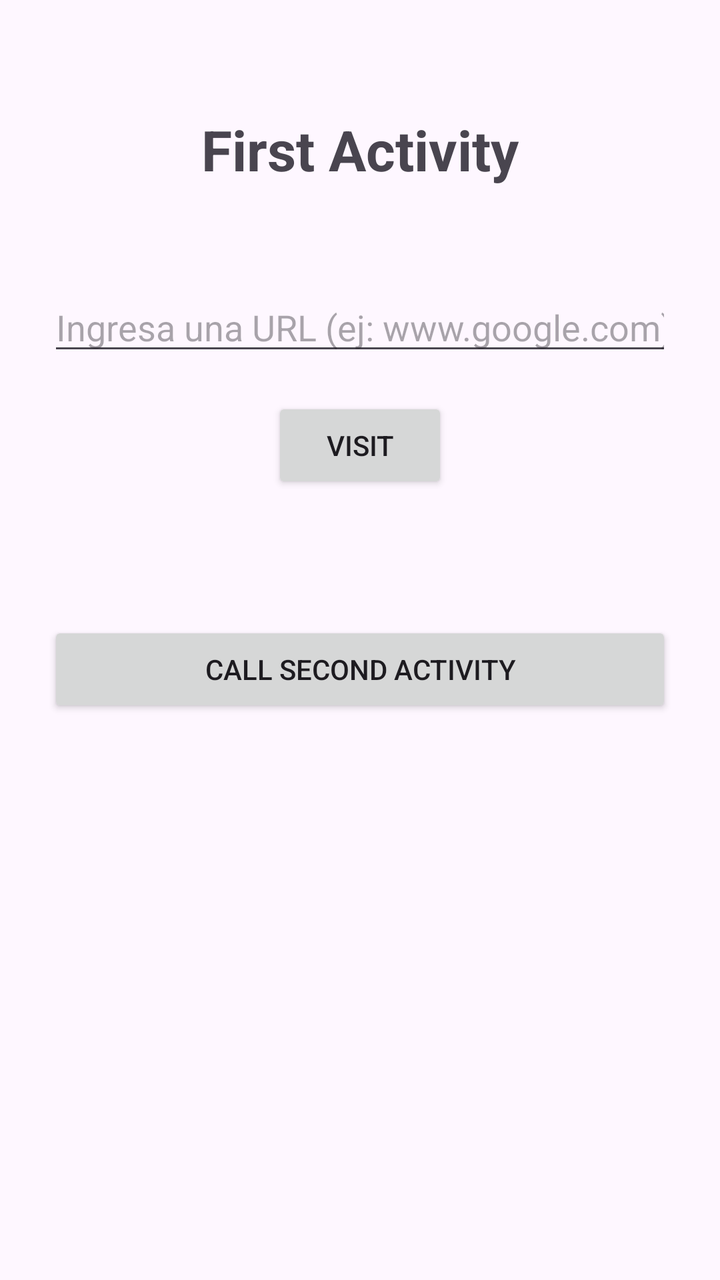
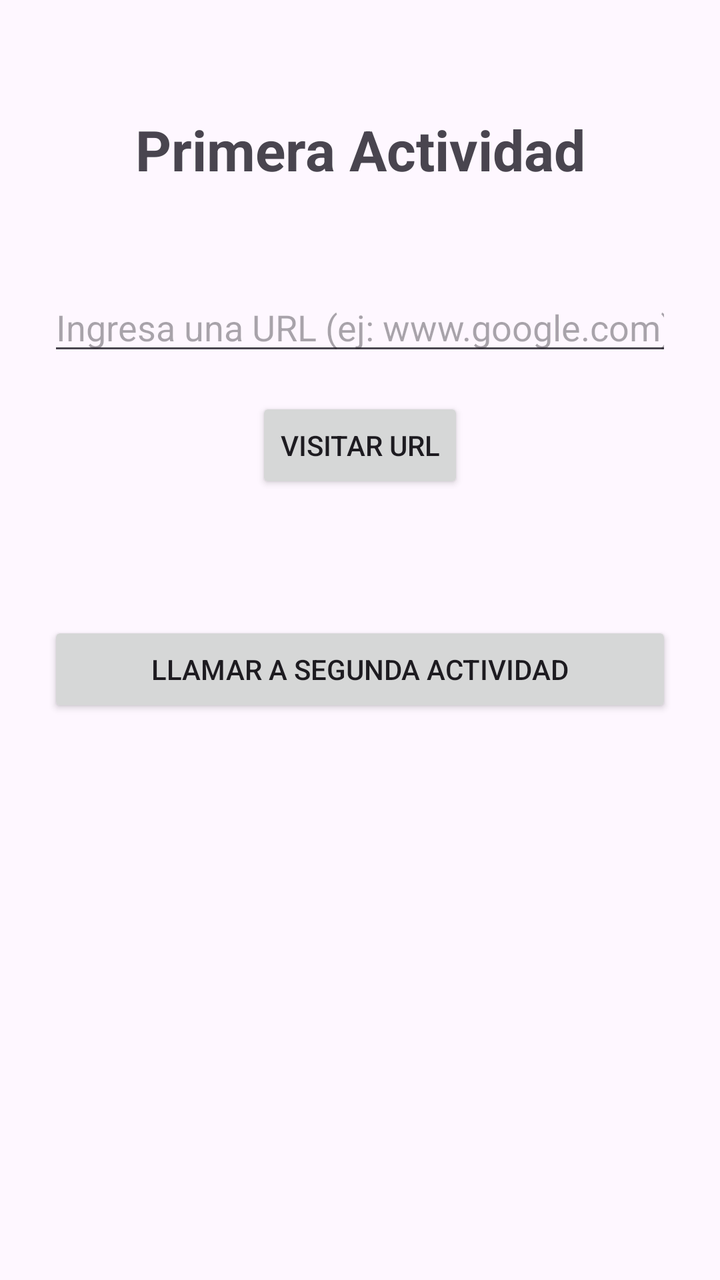

Two renders of the same Android screen: before a commit and after it. Below are the layout's source before the change and the commit's diff.
<!-- AndroidManifest.xml: application theme Theme.IntentDemo -->
<!-- res/layout/activity_main.xml -->
<?xml version="1.0" encoding="utf-8"?>
<androidx.constraintlayout.widget.ConstraintLayout
    xmlns:android="http://schemas.android.com/apk/res/android"
    xmlns:app="http://schemas.android.com/apk/res-auto"
    xmlns:tools="http://schemas.android.com/tools"
    android:layout_width="match_parent"
    android:layout_height="match_parent"
    android:padding="24dp"
    tools:context=".MainActivity">

    <TextView
        android:id="@+id/tvFirstActivity"
        android:layout_width="wrap_content"
        android:layout_height="wrap_content"
        android:text="First Activity"
        android:textSize="28sp"
        android:textStyle="bold"
        app:layout_constraintTop_toTopOf="parent"
        app:layout_constraintStart_toStartOf="parent"
        app:layout_constraintEnd_toEndOf="parent"
        android:layout_marginTop="32dp" />

    <EditText
        android:id="@+id/etUrl"
        android:layout_width="0dp"
        android:layout_height="wrap_content"
        android:hint="Ingresa una URL (ej: www.google.com)"
        android:inputType="textUri"
        android:layout_marginTop="48dp"
        app:layout_constraintTop_toBottomOf="@id/tvFirstActivity"
        app:layout_constraintStart_toStartOf="parent"
        app:layout_constraintEnd_toEndOf="parent" />

    <Button
        android:id="@+id/btnVisit"
        android:layout_width="wrap_content"
        android:layout_height="wrap_content"
        android:text="Visit"
        android:layout_marginTop="16dp"
        app:layout_constraintTop_toBottomOf="@id/etUrl"
        app:layout_constraintStart_toStartOf="parent"
        app:layout_constraintEnd_toEndOf="parent" />

    <Button
        android:id="@+id/btnCallSecond"
        android:layout_width="match_parent"
        android:layout_height="wrap_content"
        android:text="Call second activity"
        android:layout_marginTop="64dp"
        app:layout_constraintTop_toBottomOf="@id/btnVisit"
        app:layout_constraintStart_toStartOf="parent"
        app:layout_constraintEnd_toEndOf="parent" />

</androidx.constraintlayout.widget.ConstraintLayout>
<!-- resources referenced by this layout -->
<resources>
  <style name="Theme.IntentDemo" parent="Base.Theme.IntentDemo" />
  <style name="Base.Theme.IntentDemo" parent="Theme.Material3.DayNight.NoActionBar">
      </style>
</resources>

<!-- the commit's change to res/layout/activity_main.xml (unified diff, before → after) -->
@@ -12,7 +12,7 @@
         android:id="@+id/tvFirstActivity"
         android:layout_width="wrap_content"
         android:layout_height="wrap_content"
-        android:text="First Activity"
+        android:text="@string/first_activity_title"
         android:textSize="28sp"
         android:textStyle="bold"
         app:layout_constraintTop_toTopOf="parent"
@@ -24,7 +24,7 @@
         android:id="@+id/etUrl"
         android:layout_width="0dp"
         android:layout_height="wrap_content"
-        android:hint="Ingresa una URL (ej: www.google.com)"
+        android:hint="@string/url_hint"
         android:inputType="textUri"
         android:layout_marginTop="48dp"
         app:layout_constraintTop_toBottomOf="@id/tvFirstActivity"
@@ -35,7 +35,7 @@
         android:id="@+id/btnVisit"
         android:layout_width="wrap_content"
         android:layout_height="wrap_content"
-        android:text="Visit"
+        android:text="@string/visit_button"
         android:layout_marginTop="16dp"
         app:layout_constraintTop_toBottomOf="@id/etUrl"
         app:layout_constraintStart_toStartOf="parent"
@@ -45,7 +45,7 @@
         android:id="@+id/btnCallSecond"
         android:layout_width="match_parent"
         android:layout_height="wrap_content"
-        android:text="Call second activity"
+        android:text="@string/call_second_activity"
         android:layout_marginTop="64dp"
         app:layout_constraintTop_toBottomOf="@id/btnVisit"
         app:layout_constraintStart_toStartOf="parent"
<!-- resource entries referenced after the edit -->
@@ -1,5 +1,9 @@
 <!-- resources referenced by this layout -->
 <resources>
+  <string name="call_second_activity">Llamar a Segunda Actividad</string>
+  <string name="first_activity_title">Primera Actividad</string>
+  <string name="url_hint">Ingresa una URL (ej: www.google.com)</string>
+  <string name="visit_button">Visitar URL</string>
   <style name="Theme.IntentDemo" parent="Base.Theme.IntentDemo" />
   <style name="Base.Theme.IntentDemo" parent="Theme.Material3.DayNight.NoActionBar">
       </style>
